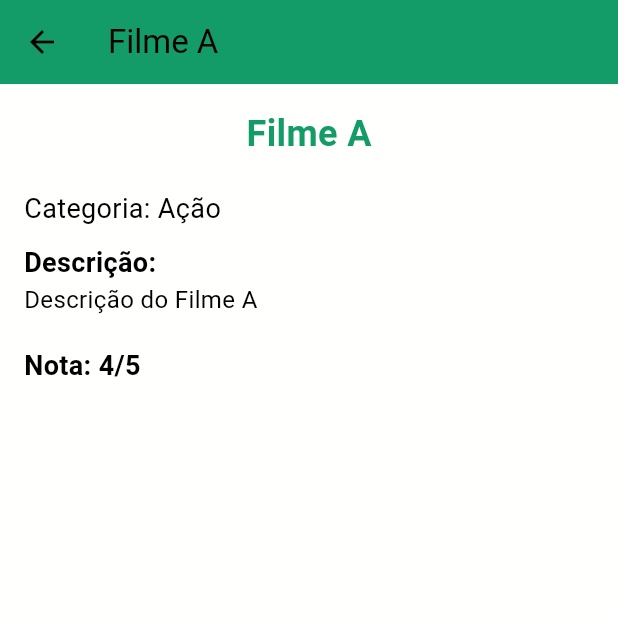
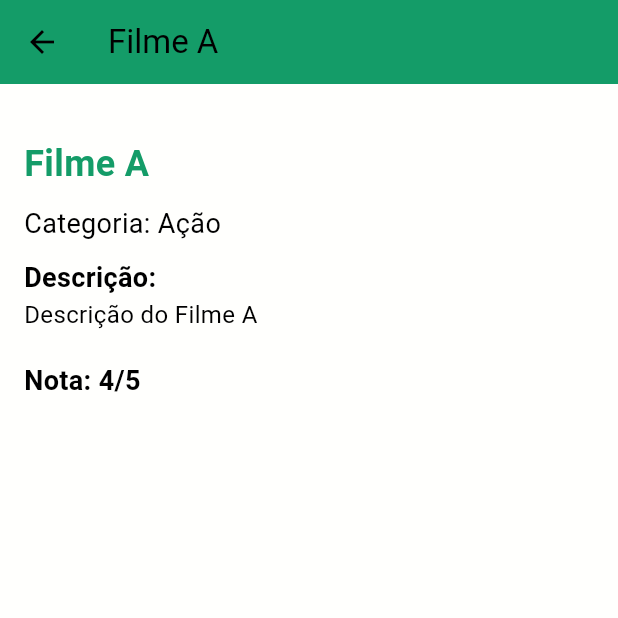
Before and after one commit to arthurhassuma/n1_mobile, a Flutter app: the screen it shows after launch, after a tap on "Filme A", on a phone screen of 412 x 824 dp, the top half of it. Run offline on Flutter 3.47's test engine with Material 3 defaults, Android fonts, the phone set to English and light mode, and no system bars.

```diff
--- a/lib/add_recommendation_page.dart
+++ b/lib/add_recommendation_page.dart
@@ -65,6 +65,7 @@ class _AddRecommendationPageState extends State<AddRecommendationPage> {
                 });
               },
             ),
+            SizedBox(height: 20),
             ElevatedButton(
               onPressed: () {
                 widget.onAdd({
@@ -75,10 +76,7 @@ class _AddRecommendationPageState extends State<AddRecommendationPage> {
                 });
                 Navigator.pop(context);
               },
-              style: ElevatedButton.styleFrom(
-                backgroundColor: Color(0xFF149C68),
-              ),
-              child: Text('Adicionar'),
+              child: Text('Adicionar Filme'),
             ),
           ],
         ),
--- a/lib/home_page.dart
+++ b/lib/home_page.dart
@@ -1,6 +1,7 @@
 import 'package:flutter/material.dart';
 import 'add_recommendation_page.dart';
 import 'movie_detail_page.dart';
+import 'delete_recommendation_page.dart';
 
 class HomePage extends StatefulWidget {
   @override
@@ -9,6 +10,9 @@ class HomePage extends StatefulWidget {
 
 class _HomePageState extends State<HomePage> {
   List<Map<String, String>> recommendations = [];
+  List<Map<String, String>> _filteredRecommendations = [];
+  final TextEditingController _searchController = TextEditingController();
+  String _selectedCategory = 'Todos';
 
   @override
   void initState() {
@@ -27,11 +31,40 @@ class _HomePageState extends State<HomePage> {
         'nota': '5',
       },
     ];
+    _filteredRecommendations = recommendations;
   }
 
   void addRecommendation(Map<String, String> movie) {
     setState(() {
       recommendations.add(movie);
+      _filteredRecommendations = recommendations;
+    });
+  }
+
+  void deleteRecommendation(Map<String, String> movie) {
+    setState(() {
+      recommendations.remove(movie);
+      _filteredRecommendations = recommendations;
+    });
+  }
+
+  void _searchMovies() {
+    setState(() {
+      _filteredRecommendations = recommendations.where((movie) {
+        return movie['titulo']?.toLowerCase().contains(_searchController.text?.toLowerCase() ?? '') ?? false;
+      }).toList();
+    });
+  }
+
+  void _filterByCategory() {
+    setState(() {
+      if (_selectedCategory == 'Todos') {
+        _filteredRecommendations = recommendations;
+      } else {
+        _filteredRecommendations = recommendations.where((movie) {
+          return movie['categoria'] == _selectedCategory;
+        }).toList();
+      }
     });
   }
 
@@ -64,20 +97,70 @@ class _HomePageState extends State<HomePage> {
           ),
         ],
       ),
-      body: ListView.builder(
-        itemCount: recommendations.length,
+      body: Column(
+        children: [
+          Padding(
+            padding: const EdgeInsets.all(16.0),
+            child: TextField(
+              controller: _searchController,
+              decoration: InputDecoration(
+                labelText: 'Buscar filmes',
+                suffixIcon: IconButton(
+                  icon: Icon(Icons.search),
+                  onPressed: _searchMovies,
+                ),
+              ),
+            ),
+          ),
+          Padding(
+            padding: const EdgeInsets.all(16.0),
+            child: DropdownButton<String>(
+              value: _selectedCategory,
+              items: <String>['Todos', 'Ação', 'Comédia', 'Drama', 'Sci-Fi', 'Terror']
+                  .map<DropdownMenuItem<String>>((String value) {
+                return DropdownMenuItem<String>(
+                  value: value,
+                  child: Text(value),
+                );
+              }).toList(),
+              onChanged: (String? newValue) {
+                setState(() {
+                  _selectedCategory = newValue!;
+                  _filterByCategory();
+                });
+              },
+            ),
+          ),
+          Expanded(
+            child: ListView.builder(
+              itemCount: _filteredRecommendations.length,
               itemBuilder: (context, index) {
+                final movie = _filteredRecommendations[index];
                 return Card(
                   color: Color(0xFF383939),
                   margin: EdgeInsets.all(10),
                   child: ListTile(
-              title: Text(recommendations[index]['titulo']!, style: TextStyle(color: Color(0xFF149C68))),
-              subtitle: Text(recommendations[index]['categoria']!, style: TextStyle(color: Colors.white70)),
+                    title: Text(movie['titulo']!, style: TextStyle(color: Color(0xFF149C68))),
+                    subtitle: Text(movie['categoria']!, style: TextStyle(color: Colors.white70)),
+                    trailing: IconButton(
+                      icon: Icon(Icons.delete, color: Colors.black),
+                      onPressed: () {
+                        Navigator.push(
+                          context,
+                          MaterialPageRoute(
+                            builder: (context) => DeleteRecommendationPage(
+                              movie: _filteredRecommendations[index],
+                              onDelete: deleteRecommendation,
+                            ),
+                          ),
+                        );
+                      },
+                    ),
                     onTap: () {
                       Navigator.push(
                         context,
                         MaterialPageRoute(
-                    builder: (context) => MovieDetailPage(movie: recommendations[index]),
+                          builder: (context) => MovieDetailPage(movie: _filteredRecommendations[index]),
                         ),
                       );
                     },
@@ -85,6 +168,9 @@ class _HomePageState extends State<HomePage> {
                 );
               },
             ),
+          ),
+        ],
+      ),
     );
   }
 }
--- a/lib/movie_detail_page.dart
+++ b/lib/movie_detail_page.dart
@@ -17,13 +17,12 @@ class MovieDetailPage extends StatelessWidget {
         child: Column(
           crossAxisAlignment: CrossAxisAlignment.start,
           children: [
-            Center(
-              child: Text(
-                movie['titulo']!,
-                style: TextStyle(fontSize: 24, fontWeight: FontWeight.bold, color: Color(0xFF149C68)),
-              ),
+            SizedBox(height: 20),
+            Text(
+              movie['titulo']!,
+              style: TextStyle(fontSize: 24, fontWeight: FontWeight.bold, color: Color(0xFF149C68)),
             ),
-            SizedBox(height: 20),
+            SizedBox(height: 10),
             Text('Categoria: ${movie['categoria']!}', style: TextStyle(fontSize: 18)),
             SizedBox(height: 10),
             Text('Descrição:', style: TextStyle(fontSize: 18, fontWeight: FontWeight.bold)),
--- a/pubspec.yaml
+++ b/pubspec.yaml
@@ -30,6 +30,7 @@ environment:
 dependencies:
   flutter:
     sdk: flutter
+  image_picker: ^0.8.4+4
 
 
   # The following adds the Cupertino Icons font to your application.
```
Also changed, not shown: lib/delete_recommendation_page.dart (added, +45 -0 lines), lib/main.dart (line endings or trailing spaces), pubspec.lock. Lines whose indentation alone changed are shown as unchanged.
